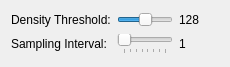
The window that Gorgon/src_ui/ui_dialog_volume_surface_editor.ui (GorgonCryoEM/Gorgon) describes before a commit, drawn with Qt 5.
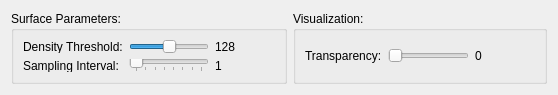
The same window after the commit.

Diff of the .ui file:
```diff
--- a/Gorgon/src_ui/ui_dialog_volume_surface_editor.ui
+++ b/Gorgon/src_ui/ui_dialog_volume_surface_editor.ui
@@ -5,20 +5,20 @@
    <rect>
     <x>0</x>
     <y>0</y>
-    <width>230</width>
-    <height>67</height>
+    <width>558</width>
+    <height>95</height>
    </rect>
   </property>
   <property name="minimumSize" >
    <size>
     <width>230</width>
-    <height>67</height>
+    <height>95</height>
    </size>
   </property>
   <property name="maximumSize" >
    <size>
     <width>16777215</width>
-    <height>67</height>
+    <height>95</height>
    </size>
   </property>
   <property name="windowTitle" >
@@ -26,6 +26,12 @@
   </property>
   <layout class="QGridLayout" >
    <item row="0" column="0" >
+    <widget class="QGroupBox" name="groupBoxSurfaceOptions" >
+     <property name="title" >
+      <string>Surface Parameters:</string>
+     </property>
+     <layout class="QGridLayout" >
+      <item row="0" column="0" >
     <widget class="QLabel" name="labelIsoLevel" >
      <property name="text" >
       <string>Density Threshold:</string>
@@ -58,16 +64,19 @@
     <widget class="QLabel" name="labelIsoValueDisplay" >
      <property name="minimumSize" >
       <size>
-       <width>40</width>
+          <width>60</width>
        <height>0</height>
       </size>
      </property>
      <property name="maximumSize" >
       <size>
-       <width>40</width>
+          <width>60</width>
        <height>16777215</height>
       </size>
      </property>
+        <property name="layoutDirection" >
+         <enum>Qt::RightToLeft</enum>
+        </property>
      <property name="text" >
       <string>128</string>
      </property>
@@ -107,9 +116,75 @@
    </item>
    <item row="1" column="2" >
     <widget class="QLabel" name="labelSamplingDisplay" >
+        <property name="layoutDirection" >
+         <enum>Qt::RightToLeft</enum>
+        </property>
      <property name="text" >
       <string>1</string>
      </property>
+       </widget>
+      </item>
+     </layout>
+    </widget>
+   </item>
+   <item row="0" column="1" >
+    <widget class="QGroupBox" name="groupBoxVisualization" >
+     <property name="title" >
+      <string>Visualization:</string>
+     </property>
+     <layout class="QGridLayout" >
+      <item row="0" column="0" >
+       <widget class="QLabel" name="labelTransparency" >
+        <property name="text" >
+         <string>Transparency:</string>
+        </property>
+       </widget>
+      </item>
+      <item row="0" column="1" >
+       <widget class="QSlider" name="horizontalSliderTransparency" >
+        <property name="maximum" >
+         <number>100</number>
+        </property>
+        <property name="singleStep" >
+         <number>1</number>
+        </property>
+        <property name="pageStep" >
+         <number>10</number>
+        </property>
+        <property name="value" >
+         <number>0</number>
+        </property>
+        <property name="orientation" >
+         <enum>Qt::Horizontal</enum>
+        </property>
+        <property name="tickPosition" >
+         <enum>QSlider::NoTicks</enum>
+        </property>
+       </widget>
+      </item>
+      <item row="0" column="2" >
+       <widget class="QLabel" name="labelTransparencyDisplay" >
+        <property name="minimumSize" >
+         <size>
+          <width>60</width>
+          <height>0</height>
+         </size>
+        </property>
+        <property name="maximumSize" >
+         <size>
+          <width>60</width>
+          <height>16777215</height>
+         </size>
+        </property>
+        <property name="layoutDirection" >
+         <enum>Qt::RightToLeft</enum>
+        </property>
+        <property name="text" >
+         <string>0</string>
+        </property>
+       </widget>
+      </item>
+     </layout>
     </widget>
    </item>
   </layout>
```
Lines whose indentation alone changed are shown as unchanged.
